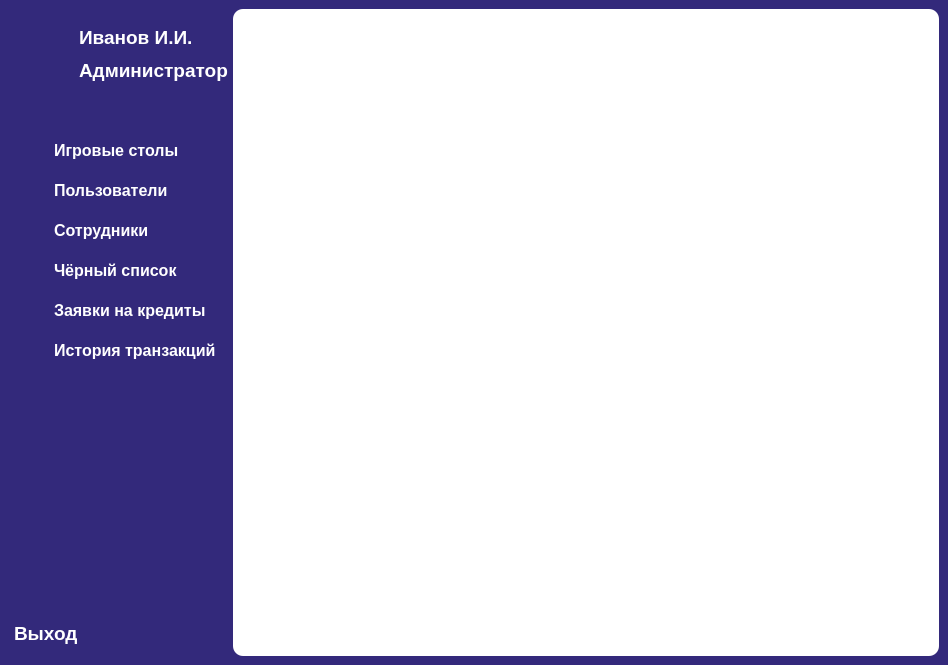
This is Gui/window_admin.ui in MyEdit/Casino_Client as Qt 5 draws it before an edit. The edited form follows.
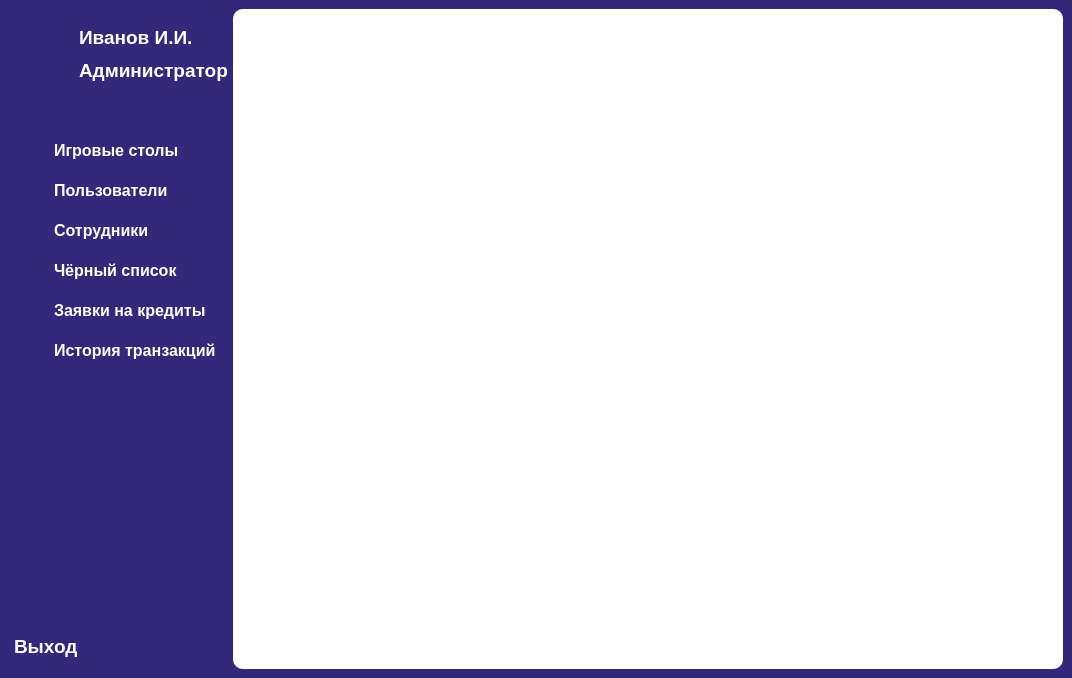
This is the edited form. Icons and pictures are not drawn.

What changed in the file:
```diff
--- a/Gui/window_admin.ui
+++ b/Gui/window_admin.ui
@@ -6,10 +6,16 @@
    <rect>
     <x>0</x>
     <y>0</y>
-    <width>948</width>
-    <height>665</height>
+    <width>1072</width>
+    <height>678</height>
    </rect>
   </property>
+  <property name="minimumSize">
+   <size>
+    <width>1000</width>
+    <height>0</height>
+   </size>
+  </property>
   <property name="windowTitle">
    <string>Меню сотрудника</string>
   </property>
```
